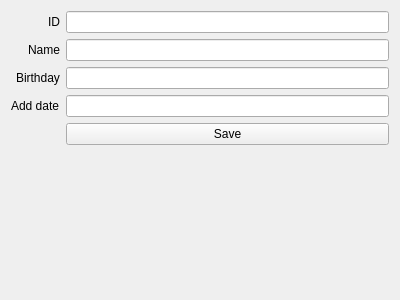
The window that BookEntry.ui (CIoudkicker/TelephoneBook_1) describes before a commit, drawn with Qt 5.
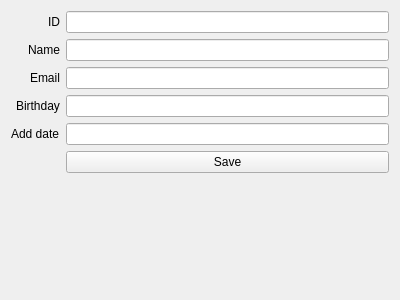
The same window after the commit.

Diff of the .ui file:
```diff
--- a/BookEntry.ui
+++ b/BookEntry.ui
@@ -43,33 +43,43 @@
    <item row="1" column="1">
     <widget class="QLineEdit" name="lineEdit_Name"/>
    </item>
-   <item row="2" column="0">
+   <item row="3" column="0">
     <widget class="QLabel" name="label_Birthday">
      <property name="text">
       <string>Birthday</string>
      </property>
     </widget>
    </item>
-   <item row="2" column="1">
+   <item row="3" column="1">
     <widget class="QLineEdit" name="lineEdit_Bithday"/>
    </item>
-   <item row="3" column="0">
+   <item row="4" column="0">
     <widget class="QLabel" name="label_AddDate">
      <property name="text">
       <string>Add date</string>
      </property>
     </widget>
    </item>
-   <item row="3" column="1">
-    <widget class="QLineEdit" name="lineEdit_AddDate"/>
-   </item>
    <item row="4" column="1">
+    <widget class="QLineEdit" name="lineEdit_AddDate"/>
+   </item>
+   <item row="5" column="1">
     <widget class="QPushButton" name="pushButton_Save">
      <property name="text">
       <string>Save</string>
      </property>
     </widget>
    </item>
+   <item row="2" column="1">
+    <widget class="QLineEdit" name="lineEdit_Email"/>
+   </item>
+   <item row="2" column="0">
+    <widget class="QLabel" name="label_Email">
+     <property name="text">
+      <string>Email</string>
+     </property>
+    </widget>
+   </item>
   </layout>
  </widget>
  <resources/>
```
